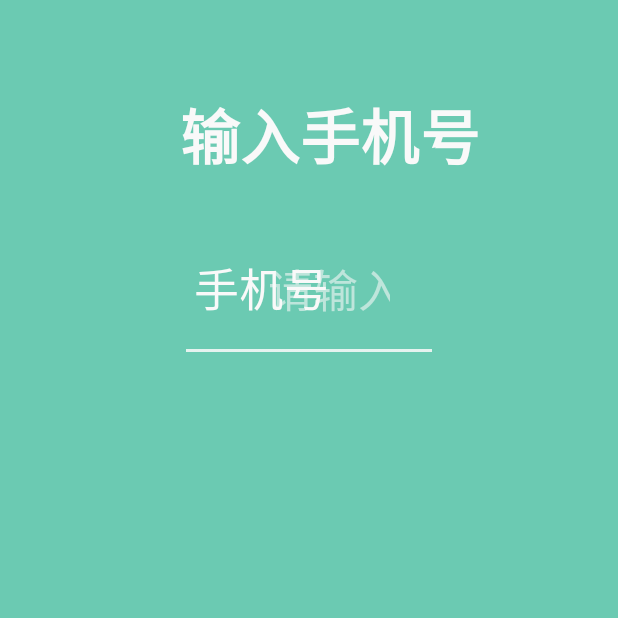
After one commit to sunshineBox/SunshineBox, an Android app: the ActivationCodeActivity screen opened directly, with no data from a screen before it, on a phone screen of 412 x 824 dp, the top half of it. The commit adds this screen. Run offline under Robolectric (Android 15) with nearby library versions, the phone set to English and light mode, and no system bars; our stand-ins replace ButterKnife.

Commit message:
更新了手机号验证界面（第一版）

```diff
--- a/app/src/main/AndroidManifest.xml
+++ b/app/src/main/AndroidManifest.xml
@@ -17,6 +17,7 @@
                 <category android:name="android.intent.category.LAUNCHER" />
             </intent-filter>
         </activity>
+        <activity android:name=".ui.activation_code.ActivationCodeActivity"></activity>
     </application>
 
 </manifest>
--- /dev/null
+++ b/app/src/main/java/shaolizhi/sunshinebox/ui/activation_code/ActivationCodeActivity.java
@@ -0,0 +1,24 @@
+package shaolizhi.sunshinebox.ui.activation_code;
+
+import android.os.Bundle;
+
+import shaolizhi.sunshinebox.R;
+import shaolizhi.sunshinebox.ui.base.BaseActivity;
+
+public class ActivationCodeActivity extends BaseActivity {
+
+    @Override
+    protected int layoutId() {
+        return R.layout.activity_activation_code;
+    }
+
+    @Override
+    protected void created(Bundle bundle) {
+
+    }
+
+    @Override
+    protected void resumed() {
+
+    }
+}
--- a/app/src/main/java/shaolizhi/sunshinebox/ui/welcome/WelcomeActivity.java
+++ b/app/src/main/java/shaolizhi/sunshinebox/ui/welcome/WelcomeActivity.java
@@ -1,12 +1,20 @@
 package shaolizhi.sunshinebox.ui.welcome;
 
+import android.content.Intent;
 import android.os.Bundle;
-import android.support.v7.app.ActionBar;
 
+import butterknife.OnClick;
 import shaolizhi.sunshinebox.R;
 import shaolizhi.sunshinebox.ui.base.BaseActivity;
+import shaolizhi.sunshinebox.ui.activation_code.ActivationCodeActivity;
 
 public class WelcomeActivity extends BaseActivity {
+
+    @OnClick(R.id.welcome_button)
+    public void openActivity() {
+        Intent intent = new Intent(WelcomeActivity.this, ActivationCodeActivity.class);
+        startActivity(intent);
+    }
 
 
     @Override
@@ -16,10 +24,7 @@ public class WelcomeActivity extends BaseActivity {
 
     @Override
     protected void created(Bundle bundle) {
-        ActionBar actionBar = getSupportActionBar();
-        if (actionBar != null) {
-            actionBar.hide();
-        }
+
     }
 
     @Override
--- /dev/null
+++ b/app/src/main/res/layout/activity_activation_code.xml
@@ -0,0 +1,43 @@
+<?xml version="1.0" encoding="utf-8"?>
+<RelativeLayout xmlns:android="http://schemas.android.com/apk/res/android"
+    xmlns:tools="http://schemas.android.com/tools"
+    android:layout_width="match_parent"
+    android:layout_height="match_parent"
+    android:background="#6bcab2"
+    tools:context="shaolizhi.sunshinebox.ui.activation_code.ActivationCodeActivity">
+
+    <TextView
+        android:layout_width="wrap_content"
+        android:layout_height="wrap_content"
+        android:layout_marginStart="120dp"
+        android:layout_marginTop="60dp"
+        android:text="@string/activation_code_act_string2"
+        android:textColor="#f9f9f9"
+        android:textSize="40sp"
+        android:textStyle="bold" />
+
+    <EditText
+        android:layout_width="match_parent"
+        android:layout_height="wrap_content"
+        android:layout_marginEnd="120dp"
+        android:layout_marginStart="120dp"
+        android:layout_marginTop="160dp"
+        android:hint="@string/activation_code_act_string1"
+        android:inputType="phone"
+        android:paddingBottom="26dp"
+        android:paddingEnd="140dp"
+        android:paddingStart="140dp"
+        android:textColor="#f9f9f9"
+        android:textColorHint="#96f9f9f9"
+        android:textSize="30sp"
+        android:theme="@style/MyEditText" />
+
+    <TextView
+        android:layout_width="wrap_content"
+        android:layout_height="wrap_content"
+        android:layout_marginStart="129dp"
+        android:layout_marginTop="169dp"
+        android:text="@string/activation_code_act_string3"
+        android:textColor="#f9f9f9"
+        android:textSize="30sp" />
+</RelativeLayout>
--- a/app/src/main/res/layout/activity_welcome.xml
+++ b/app/src/main/res/layout/activity_welcome.xml
@@ -27,6 +27,7 @@
         android:textStyle="bold" />
 
     <Button
+        android:id="@+id/welcome_button"
         android:layout_width="wrap_content"
         android:layout_height="wrap_content"
         android:layout_alignStart="@+id/textView"
--- a/app/src/main/res/values/strings.xml
+++ b/app/src/main/res/values/strings.xml
@@ -16,4 +16,8 @@
     <string name="welcome_act_string2">我们致力于用科技填补城乡教育鸿沟</string>
     <string name="welcome_act_string4">点击激活</string>
 
+    <string name="activation_code_act_string1">请输入您的手机号</string>
+    <string name="activation_code_act_string2">输入手机号</string>
+    <string name="activation_code_act_string3">手机号</string>
+
 </resources>
--- a/app/src/main/res/values/styles.xml
+++ b/app/src/main/res/values/styles.xml
@@ -11,4 +11,8 @@
         <item name="android:windowFullscreen">true</item>
     </style>
 
+    <style name="MyEditText" parent="Theme.AppCompat.Light">
+        <item name="colorControlNormal">#96f9f9f9</item>
+        <item name="colorControlActivated">#dcf9f9f9</item>
+    </style>
 </resources>
```
